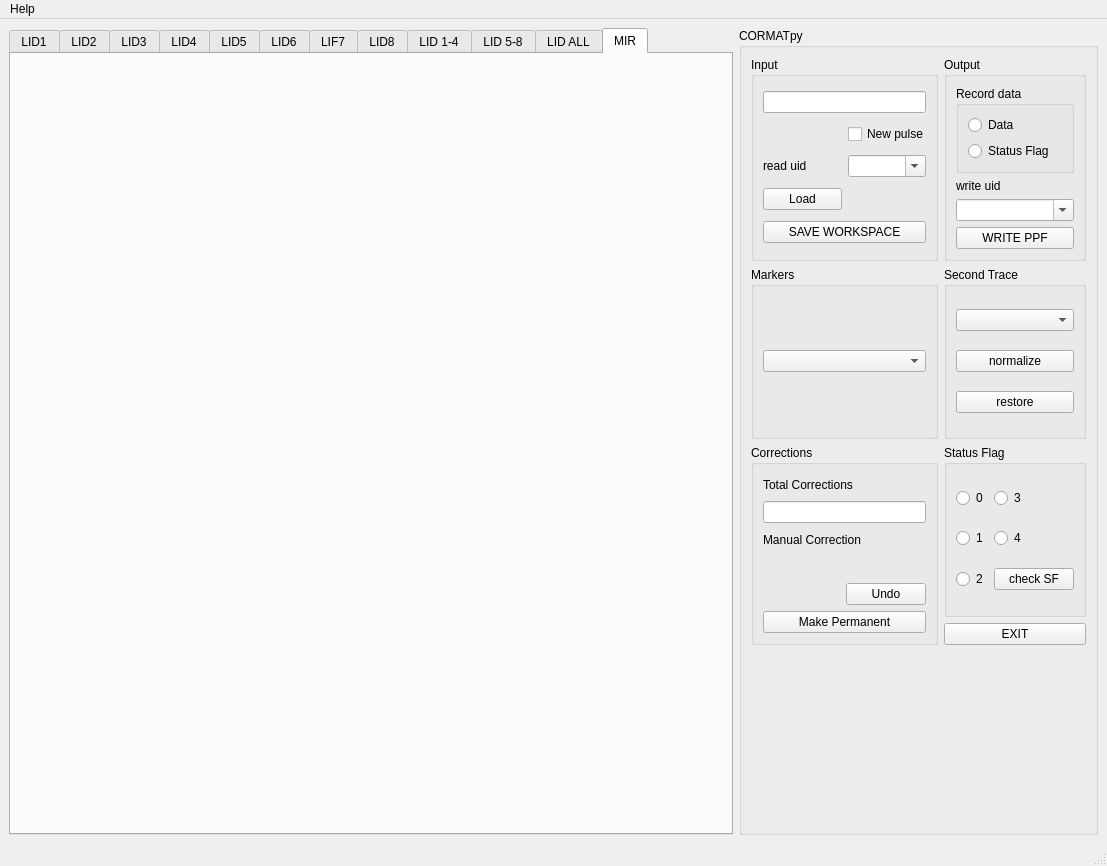
The window that python/main_window_woop_layout_manualcorrection_widget.ui (bruvio/Cormat_py) describes before a commit, drawn with Qt 5.
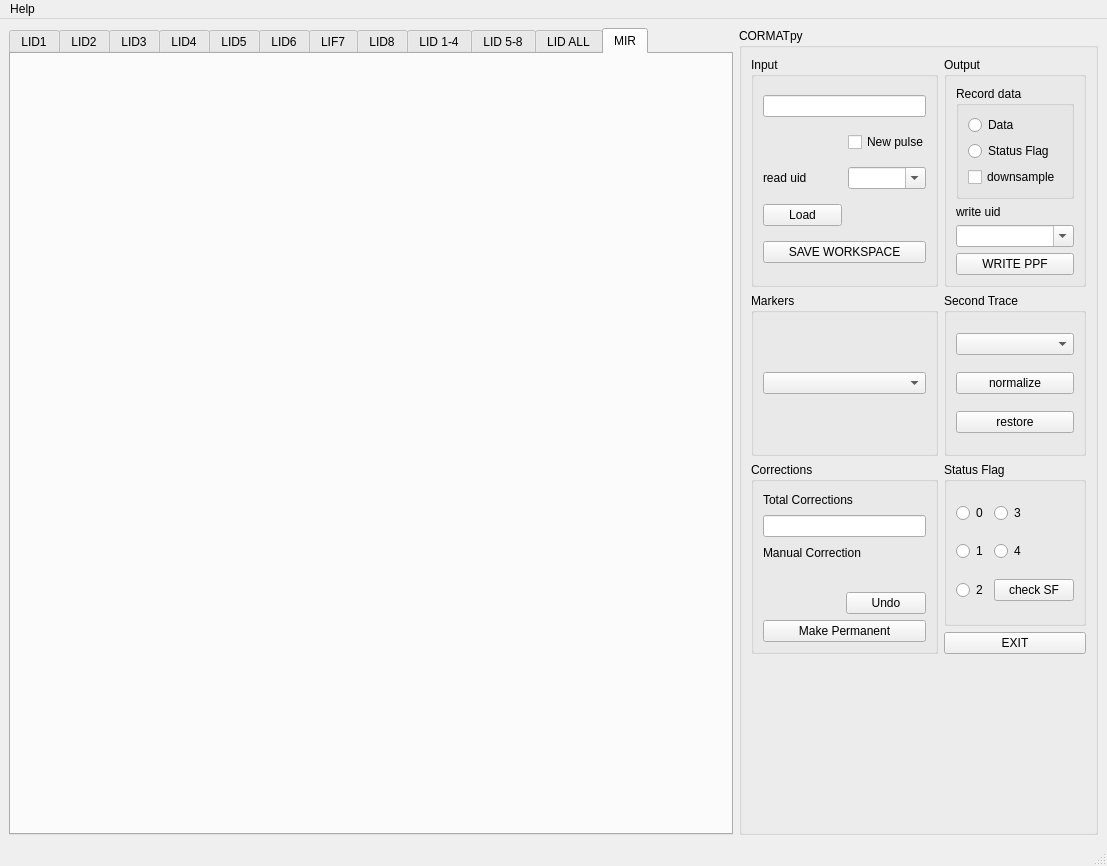
The same window after the commit. Custom widgets are drawn as their Qt base class.

The edit to the form file:
```diff
--- a/python/main_window_woop_layout_manualcorrection_widget.ui
+++ b/python/main_window_woop_layout_manualcorrection_widget.ui
@@ -107,6 +107,13 @@
                </property>
               </widget>
              </item>
+             <item row="2" column="0">
+              <widget class="QCheckBox" name="checkBox_DS">
+               <property name="text">
+                <string>downsample</string>
+               </property>
+              </widget>
+             </item>
             </layout>
            </widget>
           </item>
```
Left out of the diff: 4 changed lines with no effect on the pictures.
